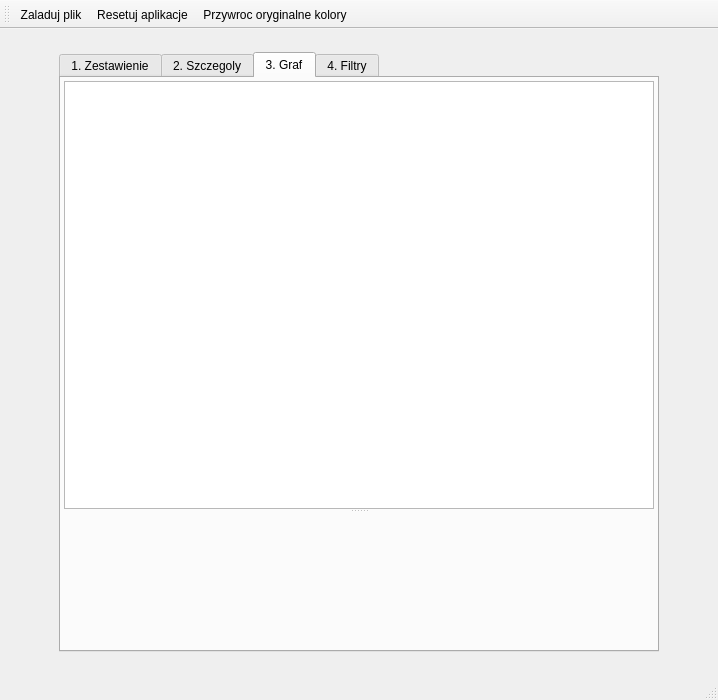
The window that src/views/mainwindow.ui (mdziekon/eiti-aisdi-business-relations-analysis) describes before a commit, drawn with Qt 5.
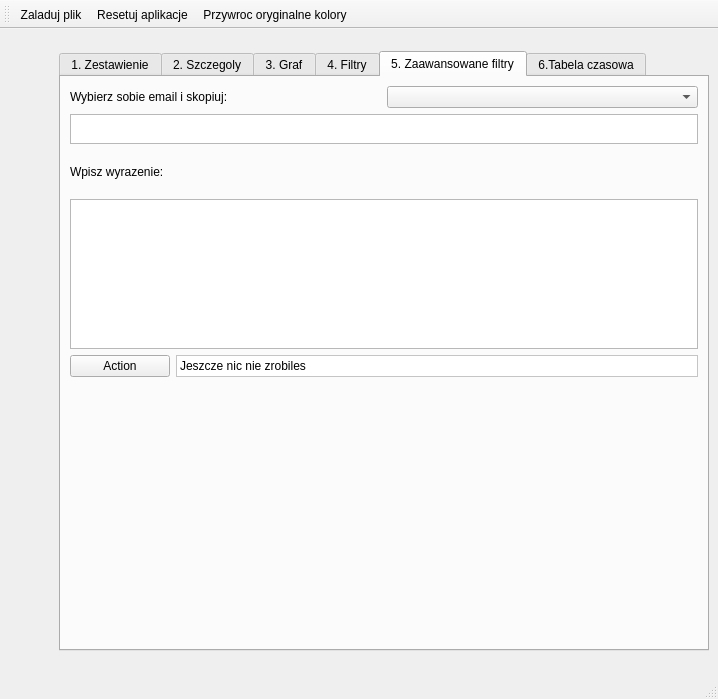
The same window after the commit. The open tabs and pages were chosen to show the change. Icons and pictures are not drawn.

```diff
--- a/src/views/mainwindow.ui
+++ b/src/views/mainwindow.ui
@@ -7,7 +7,7 @@
     <x>0</x>
     <y>0</y>
     <width>718</width>
-    <height>700</height>
+    <height>699</height>
    </rect>
   </property>
   <property name="minimumSize">
@@ -40,8 +40,8 @@
     <property name="geometry">
      <rect>
       <x>59</x>
-      <y>23</y>
-      <width>600</width>
+      <y>22</y>
+      <width>650</width>
       <height>600</height>
      </rect>
     </property>
@@ -53,13 +53,13 @@
     </property>
     <property name="minimumSize">
      <size>
-      <width>600</width>
+      <width>650</width>
       <height>600</height>
      </size>
     </property>
     <property name="maximumSize">
      <size>
-      <width>600</width>
+      <width>650</width>
       <height>600</height>
      </size>
     </property>
@@ -249,13 +249,25 @@
       <string>3. Graf</string>
      </attribute>
      <layout class="QGridLayout" name="gridLayout_6">
-      <property name="margin">
-       <number>3</number>
-      </property>
-      <property name="spacing">
-       <number>3</number>
-      </property>
       <item row="0" column="0">
+       <layout class="QHBoxLayout" name="horizontalLayout_10">
+        <item>
+         <widget class="QPushButton" name="pushButton_plus">
+          <property name="text">
+           <string>+</string>
+          </property>
+         </widget>
+        </item>
+        <item>
+         <widget class="QPushButton" name="pushButton_minus">
+          <property name="text">
+           <string>-</string>
+          </property>
+         </widget>
+        </item>
+       </layout>
+      </item>
+      <item row="1" column="0">
        <widget class="QSplitter" name="splitter">
         <property name="orientation">
          <enum>Qt::Vertical</enum>
@@ -508,6 +520,213 @@
       </item>
      </layout>
     </widget>
+    <widget class="QWidget" name="tab_six">
+     <attribute name="title">
+      <string>5. Zaawansowane filtry</string>
+     </attribute>
+     <layout class="QGridLayout" name="gridLayout_3">
+      <item row="0" column="0">
+       <layout class="QVBoxLayout" name="verticalLayout_10">
+        <item>
+         <layout class="QVBoxLayout" name="verticalLayout_8">
+          <item>
+           <layout class="QHBoxLayout" name="horizontalLayout_6">
+            <item>
+             <widget class="QLabel" name="textlabel_pobierzemail">
+              <property name="text">
+               <string>Wybierz sobie email i skopiuj:</string>
+              </property>
+             </widget>
+            </item>
+            <item>
+             <widget class="QComboBox" name="comboBox_people2"/>
+            </item>
+           </layout>
+          </item>
+          <item>
+           <widget class="QTextEdit" name="textEdit_getemail">
+            <property name="maximumSize">
+             <size>
+              <width>16777215</width>
+              <height>30</height>
+             </size>
+            </property>
+            <property name="readOnly">
+             <bool>true</bool>
+            </property>
+           </widget>
+          </item>
+         </layout>
+        </item>
+        <item>
+         <layout class="QVBoxLayout" name="verticalLayout_9">
+          <item>
+           <widget class="QLabel" name="labeltext_wpiszwyrazenie">
+            <property name="text">
+             <string>Wpisz wyrazenie:</string>
+            </property>
+           </widget>
+          </item>
+          <item>
+           <widget class="QPlainTextEdit" name="plainTextEdit_advancedfiltertekst">
+            <property name="sizePolicy">
+             <sizepolicy hsizetype="Preferred" vsizetype="Expanding">
+              <horstretch>0</horstretch>
+              <verstretch>0</verstretch>
+             </sizepolicy>
+            </property>
+            <property name="minimumSize">
+             <size>
+              <width>0</width>
+              <height>30</height>
+             </size>
+            </property>
+            <property name="maximumSize">
+             <size>
+              <width>16777215</width>
+              <height>150</height>
+             </size>
+            </property>
+           </widget>
+          </item>
+         </layout>
+        </item>
+       </layout>
+      </item>
+      <item row="1" column="0">
+       <layout class="QHBoxLayout" name="horizontalLayout_5">
+        <item>
+         <widget class="QPushButton" name="pushButton_advancedfiltersaction">
+          <property name="maximumSize">
+           <size>
+            <width>100</width>
+            <height>16777215</height>
+           </size>
+          </property>
+          <property name="text">
+           <string>Action</string>
+          </property>
+         </widget>
+        </item>
+        <item>
+         <widget class="QLabel" name="label_statusadvancedfilters">
+          <property name="styleSheet">
+           <string notr="true">QLabel { background-color : white;}</string>
+          </property>
+          <property name="frameShape">
+           <enum>QFrame::StyledPanel</enum>
+          </property>
+          <property name="text">
+           <string>Jeszcze nic nie zrobiles</string>
+          </property>
+         </widget>
+        </item>
+       </layout>
+      </item>
+      <item row="2" column="0">
+       <spacer name="verticalSpacer_2">
+        <property name="orientation">
+         <enum>Qt::Vertical</enum>
+        </property>
+        <property name="sizeHint" stdset="0">
+         <size>
+          <width>20</width>
+          <height>251</height>
+         </size>
+        </property>
+       </spacer>
+      </item>
+     </layout>
+     <zorder>labeltext_wpiszwyrazenie</zorder>
+     <zorder>plainTextEdit_advancedfiltertekst</zorder>
+     <zorder>textlabel_pomocewskazowki</zorder>
+     <zorder>textlabel_pobierzemail</zorder>
+     <zorder>textEdit_getemail</zorder>
+     <zorder>comboBox_people2</zorder>
+     <zorder>pushButton_deleteselectedfilter2</zorder>
+     <zorder>pushButton_addadvancedfilter</zorder>
+     <zorder>listWidget_advancedfilters</zorder>
+     <zorder>horizontalSpacer_3</zorder>
+     <zorder>horizontalSpacer_4</zorder>
+     <zorder>labeltext_wpiszwyrazenie</zorder>
+     <zorder></zorder>
+     <zorder></zorder>
+     <zorder></zorder>
+     <zorder>textEdit_pomocewskazowki</zorder>
+     <zorder>verticalSpacer_2</zorder>
+     <zorder>verticalSpacer_2</zorder>
+     <zorder>verticalSpacer_3</zorder>
+     <zorder>verticalSpacer_4</zorder>
+     <zorder>verticalSpacer_2</zorder>
+     <zorder>pushButton_advancedfiltersaction</zorder>
+     <zorder>label_statusadvancedfilters</zorder>
+    </widget>
+    <widget class="QWidget" name="tab_seven">
+     <attribute name="title">
+      <string>6.Tabela czasowa</string>
+     </attribute>
+     <layout class="QGridLayout" name="gridLayout_8">
+      <item row="0" column="0">
+       <widget class="QListWidget" name="listWidget_people"/>
+      </item>
+      <item row="0" column="1">
+       <layout class="QFormLayout" name="formLayout_personstatistic">
+        <property name="fieldGrowthPolicy">
+         <enum>QFormLayout::AllNonFixedFieldsGrow</enum>
+        </property>
+        <item row="0" column="0">
+         <spacer name="horizontalSpacer_3">
+          <property name="orientation">
+           <enum>Qt::Horizontal</enum>
+          </property>
+          <property name="sizeHint" stdset="0">
+           <size>
+            <width>0</width>
+            <height>20</height>
+           </size>
+          </property>
+         </spacer>
+        </item>
+        <item row="0" column="1">
+         <widget class="QLabel" name="label_emptylabel">
+          <property name="text">
+           <string/>
+          </property>
+         </widget>
+        </item>
+        <item row="2" column="1">
+         <widget class="QLabel" name="label_personfullname">
+          <property name="styleSheet">
+           <string notr="true">QLabel { background-color : white;}</string>
+          </property>
+          <property name="frameShape">
+           <enum>QFrame::StyledPanel</enum>
+          </property>
+          <property name="text">
+           <string>nic</string>
+          </property>
+         </widget>
+        </item>
+        <item row="1" column="1">
+         <widget class="QLabel" name="label_4">
+          <property name="styleSheet">
+           <string notr="true">QLabel { background-color : white;}</string>
+          </property>
+          <property name="frameShape">
+           <enum>QFrame::StyledPanel</enum>
+          </property>
+          <property name="text">
+           <string>Statystyki:</string>
+          </property>
+         </widget>
+        </item>
+       </layout>
+      </item>
+     </layout>
+     <zorder>listWidget_people</zorder>
+     <zorder>horizontalSpacer_3</zorder>
+     <zorder>formLayoutWidget</zorder>
+    </widget>
    </widget>
   </widget>
   <widget class="QStatusBar" name="statusbar"/>
```
Left out of the diff: 6 changed lines with no effect on the pictures.
